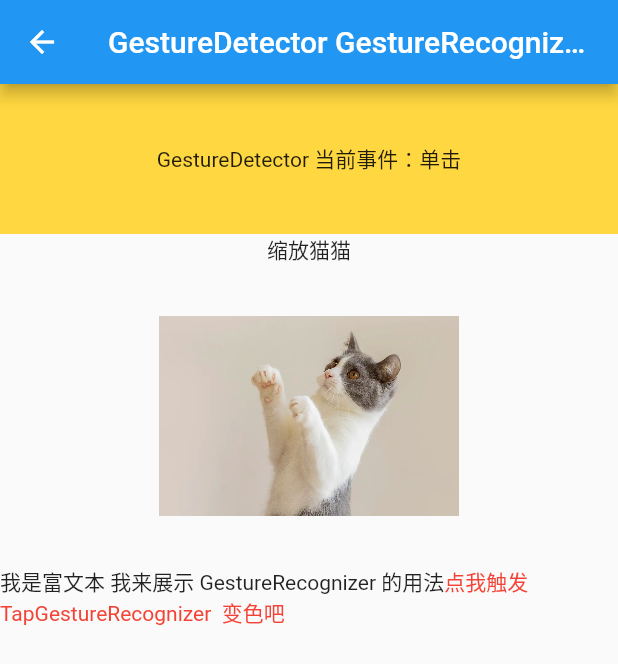
After one commit to xxxIxxxx/flutter_ddup, a Flutter app: the GestureDetectorRecognizerPage screen opened by its route, after a tap on an icon or button, on a phone screen of 412 x 824 dp. The commit adds this screen. Shown: the top 664 px of the screen. Run offline on Flutter 3.47's test engine with Material 2 defaults, Android fonts, the phone set to English and light mode, and no system bars; our stand-ins replace fluro.

Commit message:
GestureDetector, GestureRecognizer 手势识别

```diff
--- /dev/null
+++ b/lib/class/GestureDetector, GestureRecognizer手势识别/gesture_detector_recognizer_page.dart
@@ -0,0 +1,91 @@
+// ignore_for_file: avoid_print
+
+import 'package:flutter/gestures.dart';
+import 'package:flutter/material.dart';
+import 'package:flutter_ddup/class/%E9%A2%9C%E8%89%B2%E5%92%8C%E4%B8%BB%E9%A2%98/color.dart';
+import 'package:flutter_ddup/gen/assets.gen.dart';
+
+class GestureDetectorRecognizerPage extends StatefulWidget {
+  const GestureDetectorRecognizerPage({Key? key}) : super(key: key);
+
+  @override
+  _GestureDetectorRecognizerPageState createState() =>
+      _GestureDetectorRecognizerPageState();
+}
+
+class _GestureDetectorRecognizerPageState
+    extends State<GestureDetectorRecognizerPage> {
+  String _operation = 'No Gesture detected!';
+  double _wh = 200, _t = 200;
+  // GestureRecognizer
+  final TapGestureRecognizer _tapGestureRecognizer = TapGestureRecognizer();
+  Color textColor = Colors.red;
+
+  void updateText(String text) {
+    setState(() {
+      _operation = text;
+    });
+  }
+
+  @override
+  void dispose() {
+    _tapGestureRecognizer.dispose();
+    super.dispose();
+  }
+
+  @override
+  Widget build(BuildContext context) {
+    return Scaffold(
+        appBar: AppBar(
+          title: const Text('GestureDetector GestureRecognizer 手势识别'),
+        ),
+        body: Column(
+          children: [
+            GestureDetector(
+                onTap: () => updateText('单击'),
+                onDoubleTap: () => updateText('双击'),
+                onLongPress: () => updateText('长按'),
+                onPanDown: (DragDownDetails details) => updateText('点击'),
+                onPanUpdate: (DragUpdateDetails details) => updateText('移动'),
+                onPanEnd: (DragEndDetails details) => updateText('移动结束'),
+                // 还有很多手势识别事件，可以根据需要添加
+                // onVerticalDragUpdate: ,
+                child: Container(
+                    alignment: Alignment.center,
+                    color: Colors.amberAccent,
+                    width: double.infinity,
+                    height: 100,
+                    child: Text("GestureDetector 当前事件：$_operation"))),
+            const Text("缩放猫猫"),
+            GestureDetector(
+                onScaleStart: (_) {
+                  // 记录开始时的大小
+                  _t = _wh;
+                },
+                onScaleUpdate: (s) {
+                  setState(() {
+                    // 缩放倍数 限制在 0.8 - 2 之间
+                    _wh = _t * s.scale.clamp(0.8, 2.0);
+                    print(s.scale);
+                  });
+                },
+                onScaleEnd: (s) {
+                  print("onScaleEnd");
+                },
+                child: Assets.images.cat.image(width: _wh, height: _wh)),
+            Text.rich(TextSpan(children: [
+              const TextSpan(text: "我是富文本 我来展示 GestureRecognizer 的用法"),
+              TextSpan(
+                  text: "点我触发 TapGestureRecognizer  变色吧",
+                  style: TextStyle(color: textColor),
+                  recognizer: _tapGestureRecognizer
+                    ..onTap = () {
+                      setState(() {
+                        textColor = ColorX.random;
+                      });
+                    })
+            ])),
+          ],
+        ));
+  }
+}
--- a/lib/route/route_handlers.dart
+++ b/lib/route/route_handlers.dart
@@ -13,6 +13,7 @@ import '../class/ElevatedButton,TextButton,OutlinedButton,IconButton按钮/butto
 import '../class/FittedBox空间适配/fitted_box_page.dart';
 import '../class/Flex,Expanded,Spacer弹性布局/flex_expanded_page.dart';
 import '../class/FutureBuilder,StreamBuilder异步UI更新/future_stream_page.dart';
+import '../class/GestureDetector, GestureRecognizer手势识别/gesture_detector_recognizer_page.dart';
 import '../class/GridView二维网格列表/grid_view_page.dart';
 import '../class/Image图片/image_page.dart';
 import '../class/InheritedWidget数据共享/inherited_widget_page.dart';
@@ -248,3 +249,8 @@ var listenerAbsorbBointerHandeler = Handler(
     handlerFunc: (BuildContext? context, Map<String, List<String>> params) {
   return const ListenerAbsorbBointerPage();
 });
+
+var gestureDetectorRecognizerHandeler = Handler(
+    handlerFunc: (BuildContext? context, Map<String, List<String>> params) {
+  return const GestureDetectorRecognizerPage();
+});
--- a/lib/route/routes.dart
+++ b/lib/route/routes.dart
@@ -46,6 +46,7 @@ class Routes {
   static String futureStream = "/futureStream";
   static String alertDialog = "/alertDialog";
   static String listenerAbsorbBointer = "/listenerAbsorbBointer";
+  static String gestureDetectorRecognizer = "/gestureDetectorRecognizer";
 
   static void configureRoutes(FluroRouter router) {
     router.notFoundHandler = Handler(
@@ -96,5 +97,6 @@ class Routes {
     router.define(alertDialog, handler: alertDialogHandeler);
     router.define(listenerAbsorbBointer,
         handler: listenerAbsorbBointerHandeler);
+    router.define(gestureDetectorRecognizer, handler: gestureDetectorRecognizerHandeler);
   }
 }
```
Also changed, not shown: lib/app/home_page.dart (+8 -0 lines), 36 other files.
